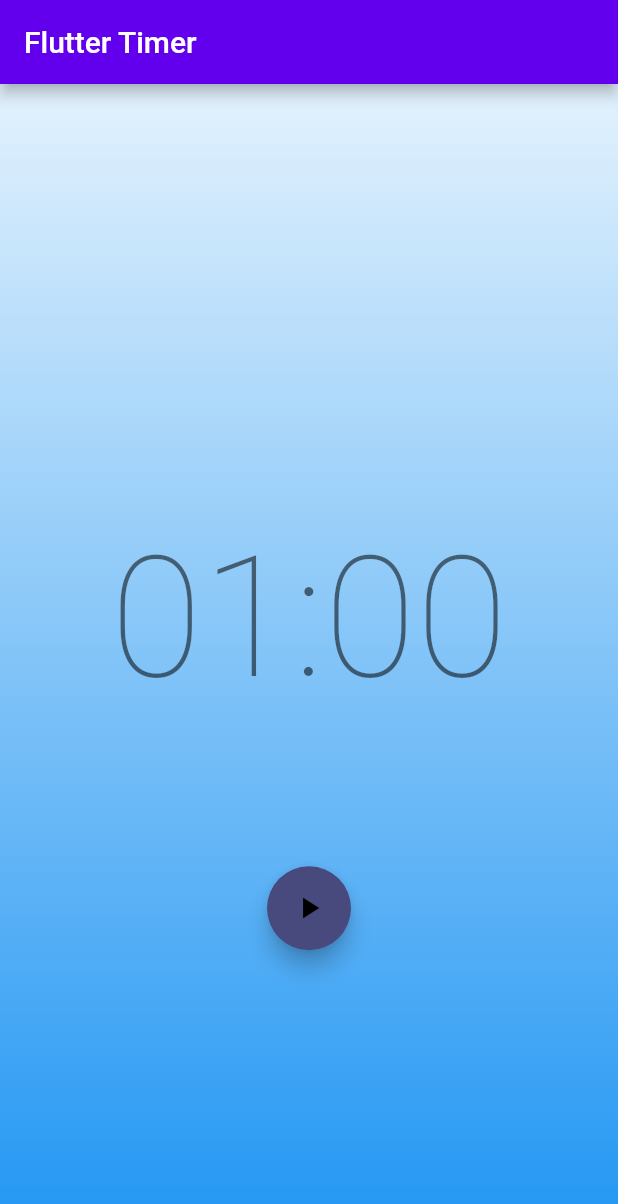
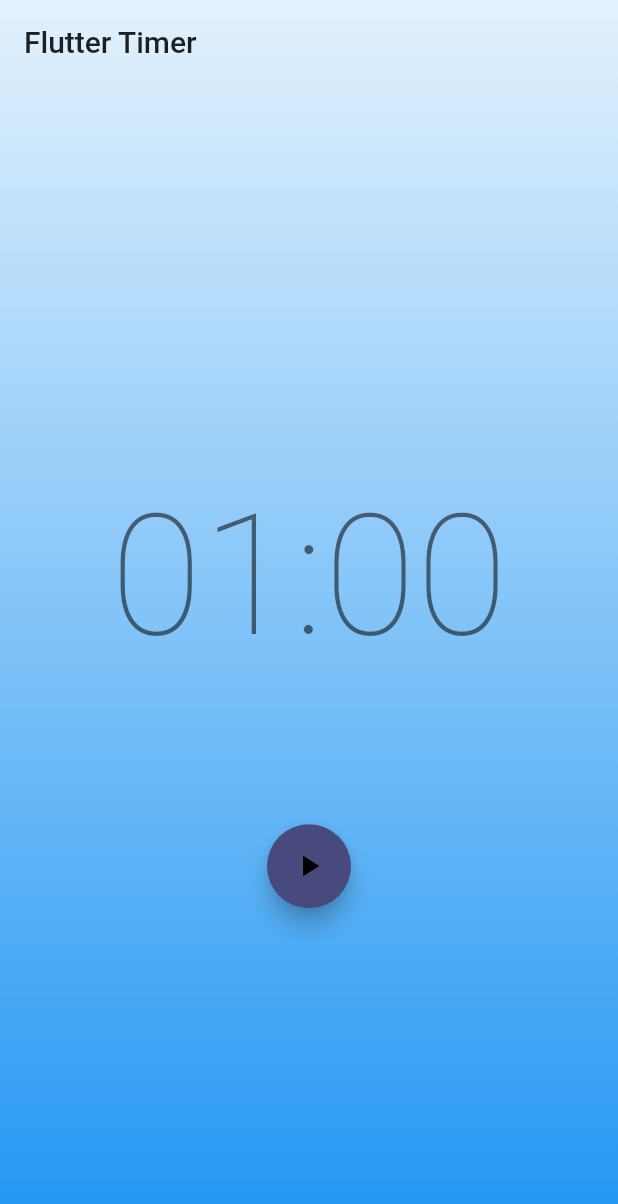
Before and after one commit to lukeschleder/bloc_timer, a Flutter app: the screen it shows after launch, on a phone screen of 412 x 824 dp. Shown: the top 1204 px of the screen. Run offline on Flutter 3.47's test engine with Material 2 defaults, Android fonts, the phone set to English and light mode, and no system bars; our stand-ins replace bloc, equatable, flutter_bloc.

Commit message:
make app bar transparent and add readme with image

```diff
--- a/lib/app.dart
+++ b/lib/app.dart
@@ -7,6 +7,7 @@ class App extends StatelessWidget {
   @override
   Widget build(BuildContext context) {
     return MaterialApp(
+      debugShowCheckedModeBanner: false,
       title: 'Flutter Timer',
       theme: ThemeData(
         primaryColor: const Color.fromRGBO(109, 234, 255, 1),
--- a/lib/timer/view/timer_page.dart
+++ b/lib/timer/view/timer_page.dart
@@ -1,5 +1,6 @@
 import 'package:bloc_timer/timer/bloc/timer_bloc.dart';
 import 'package:flutter/material.dart';
+import 'package:flutter/services.dart';
 import 'package:flutter_bloc/flutter_bloc.dart';
 import 'package:bloc_timer/ticker.dart';
 import 'package:bloc_timer/timer/timer.dart';
@@ -20,7 +21,21 @@ class TimerView extends StatelessWidget {
   @override
   Widget build(BuildContext context) {
     return Scaffold(
-      appBar: AppBar(title: const Text('Flutter Timer')),
+      extendBodyBehindAppBar: true,
+      appBar: AppBar(
+        title: Text(
+          'Flutter Timer',
+          style: Theme.of(context).textTheme.titleLarge,
+        ),
+        elevation: 0,
+        backgroundColor: Colors.transparent,
+        systemOverlayStyle: const SystemUiOverlayStyle(
+
+          statusBarColor: Colors.black54,
+          statusBarIconBrightness: Brightness.dark, // For Android (dark icons)
+          statusBarBrightness: Brightness.light, // For iOS (dark icons)
+        ),
+      ),
       body: const Stack(
         children: [
           Background(),
@@ -55,6 +70,7 @@ class TimerText extends StatelessWidget {
     );
   }
 }
+
 class Actions extends StatelessWidget {
   const Actions({super.key});
 
```
Also changed, not shown: iphone13_bloc_timer.png (added), 1 other file.
